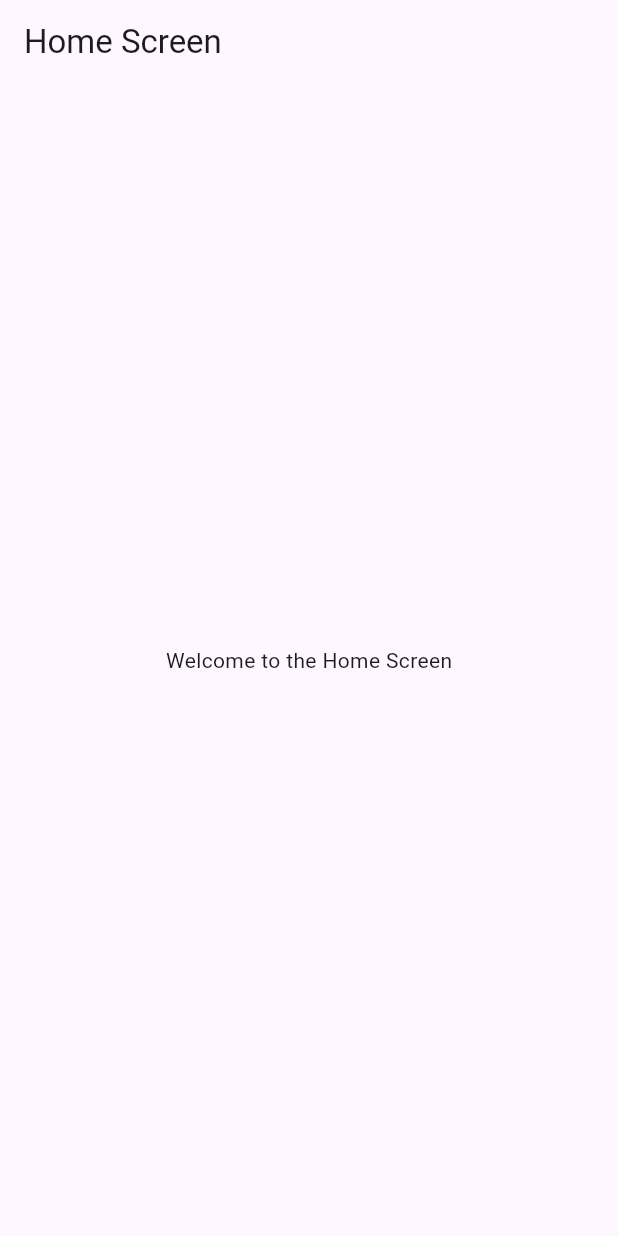
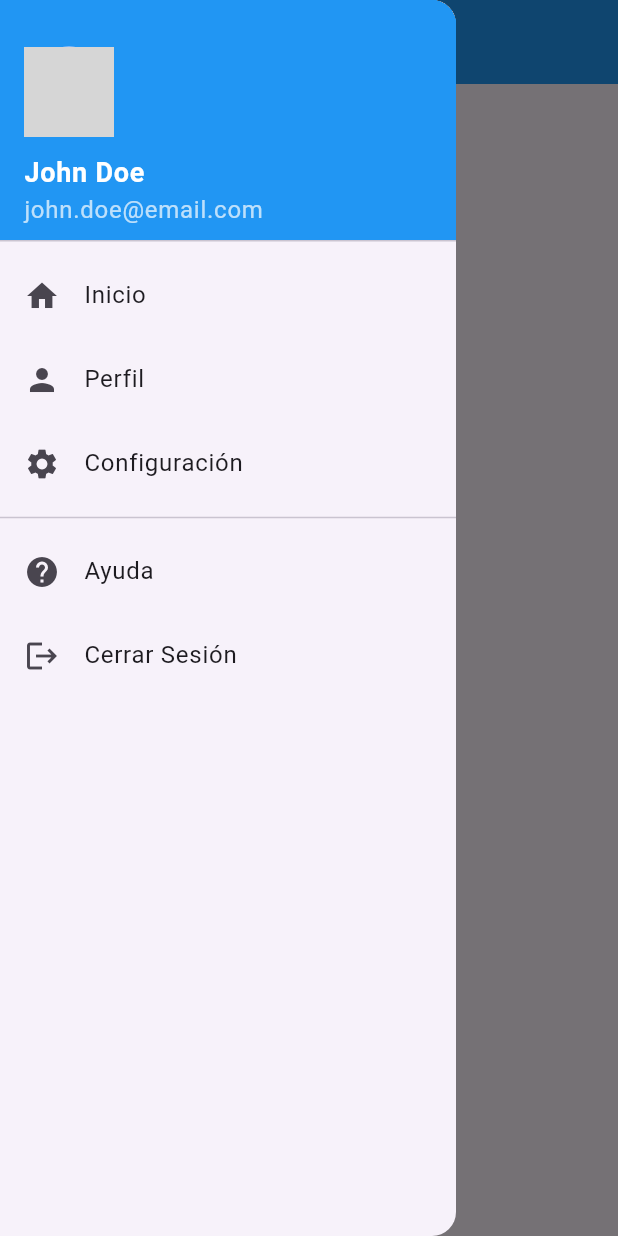
Before and after one commit to jssM19/Frontend-ASIC-GUANIPA, a Flutter app: the HomeScreen screen opened directly, with the side drawer open (before the commit the screen has no drawer), on a phone screen of 412 x 824 dp. Run offline on Flutter 3.47's test engine with Material 3 defaults, Android fonts, the phone set to English and light mode, and no system bars; network calls fail; grey boxes are pictures that could not be loaded.

Commit message:
se hizo la llamada a la api y se esta construyendo la pantalla home

```diff
--- /dev/null
+++ b/lib/components/menu_drawer.dart
@@ -0,0 +1,91 @@
+import 'package:flutter/material.dart';
+
+class menuDrawer extends StatelessWidget {
+  @override
+  Widget build(BuildContext context) {
+    return Drawer(
+      child: ListView(
+        padding: EdgeInsets.zero,
+        children: [
+          // Header del drawer
+          DrawerHeader(
+            decoration: BoxDecoration(color: Colors.blue),
+            child: Column(
+              crossAxisAlignment: CrossAxisAlignment.start,
+              mainAxisAlignment: MainAxisAlignment.end,
+              children: [
+                CircleAvatar(
+                  radius: 30,
+                  backgroundImage: NetworkImage(
+                    'https://via.placeholder.com/150',
+                  ),
+                ),
+                SizedBox(height: 10),
+                Text(
+                  'John Doe',
+                  style: TextStyle(
+                    color: Colors.white,
+                    fontSize: 18,
+                    fontWeight: FontWeight.bold,
+                  ),
+                ),
+                Text(
+                  'john.doe@email.com',
+                  style: TextStyle(color: Colors.white70),
+                ),
+              ],
+            ),
+          ),
+
+          // Opciones del menú
+          ListTile(
+            leading: Icon(Icons.home),
+            title: Text('Inicio'),
+            onTap: () {
+              Navigator.pop(context);
+              // Navegar a home
+            },
+          ),
+
+          ListTile(
+            leading: Icon(Icons.person),
+            title: Text('Perfil'),
+            onTap: () {
+              Navigator.pop(context);
+              // Navegar a perfil
+            },
+          ),
+
+          ListTile(
+            leading: Icon(Icons.settings),
+            title: Text('Configuración'),
+            onTap: () {
+              Navigator.pop(context);
+              // Navegar a configuración
+            },
+          ),
+
+          Divider(),
+
+          ListTile(
+            leading: Icon(Icons.help),
+            title: Text('Ayuda'),
+            onTap: () {
+              Navigator.pop(context);
+              // Navegar a ayuda
+            },
+          ),
+
+          ListTile(
+            leading: Icon(Icons.logout),
+            title: Text('Cerrar Sesión'),
+            onTap: () {
+              Navigator.pop(context);
+              // Lógica para cerrar sesión
+            },
+          ),
+        ],
+      ),
+    );
+  }
+}
--- a/lib/screen/home_screen.dart
+++ b/lib/screen/home_screen.dart
@@ -1,4 +1,5 @@
 import 'package:flutter/material.dart';
+import '../components/menu_drawer.dart';
 
 class HomeScreen extends StatelessWidget {
   const HomeScreen({super.key});
@@ -6,7 +7,17 @@ class HomeScreen extends StatelessWidget {
   @override
   Widget build(BuildContext context) {
     return Scaffold(
-      appBar: AppBar(title: Text('Home Screen')),
+      drawer: menuDrawer(),
+      appBar: AppBar(
+        title: Text('Home Screen', style: TextStyle(color: Colors.white)),
+        backgroundColor: Colors.blue,
+        leading: Builder(
+          builder: (context) => IconButton(
+            icon: Icon(Icons.menu, color: Colors.white),
+            onPressed: () => Scaffold.of(context).openDrawer(),
+          ),
+        ),
+      ),
       body: Center(child: Text('Welcome to the Home Screen')),
     );
   }
--- a/pubspec.yaml
+++ b/pubspec.yaml
@@ -35,6 +35,7 @@ dependencies:
   # The following adds the Cupertino Icons font to your application.
   # Use with the CupertinoIcons class for iOS style icons.
   cupertino_icons: ^1.0.8
+  flutter_dotenv: ^6.0.0
 
 dev_dependencies:
   flutter_test:
```
Also changed, not shown: lib/screen/forgot_password_screen.dart (+24 -26 lines), lib/screen/reset_password_screen.dart (added, +194 -0 lines), lib/services/api_service.dart (+85 -0 lines), pubspec.lock, 1 other file.
